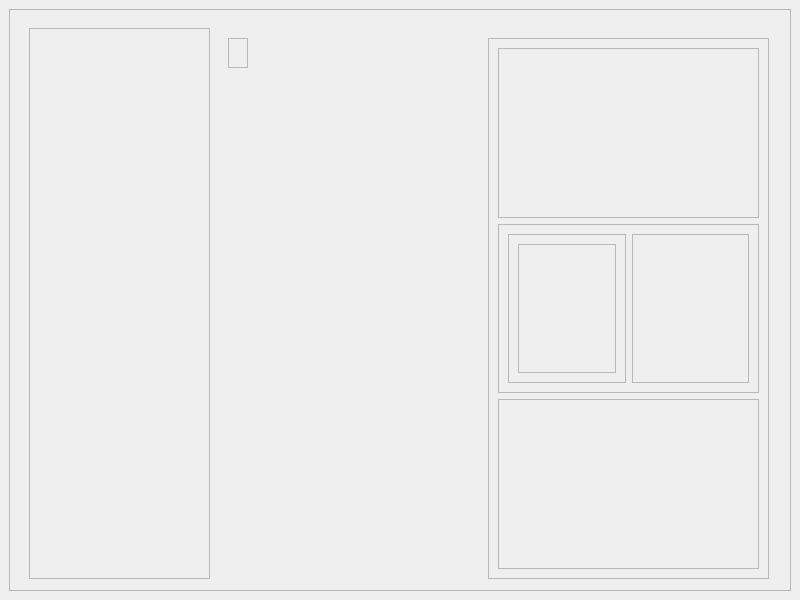
This is gui/uis/windows/main_window/interface.ui in truev0/FootballManager-Helper as Qt 5 draws it before an edit. The edited form follows.
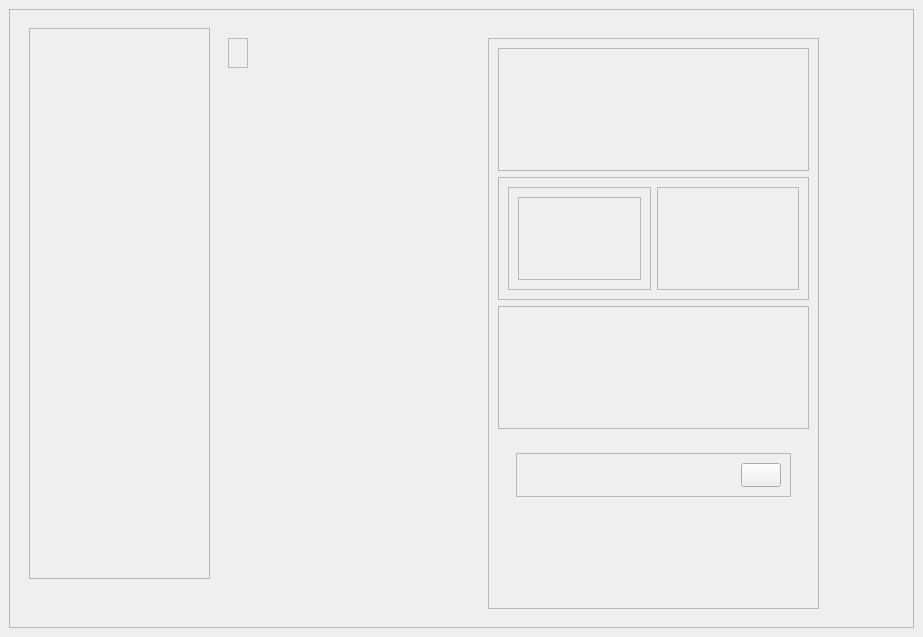
This is the edited form. Custom widgets are drawn as their Qt base class.

```diff
--- a/gui/uis/windows/main_window/interface.ui
+++ b/gui/uis/windows/main_window/interface.ui
@@ -6,8 +6,8 @@
    <rect>
     <x>0</x>
     <y>0</y>
-    <width>800</width>
-    <height>600</height>
+    <width>923</width>
+    <height>637</height>
    </rect>
   </property>
   <property name="windowTitle">
@@ -70,8 +70,8 @@
         <rect>
          <x>479</x>
          <y>29</y>
-         <width>281</width>
-         <height>541</height>
+         <width>331</width>
+         <height>571</height>
         </rect>
        </property>
        <property name="frameShape">
@@ -81,6 +81,9 @@
         <enum>QFrame::Raised</enum>
        </property>
        <layout class="QVBoxLayout" name="right_app_layout">
+        <property name="bottomMargin">
+         <number>50</number>
+        </property>
         <item>
          <widget class="QFrame" name="title_bar_frame">
           <property name="frameShape">
@@ -155,6 +158,88 @@
           </layout>
          </widget>
         </item>
+        <item>
+         <widget class="QWidget" name="popup_notification_container" native="true">
+          <layout class="QVBoxLayout" name="popup_notification_container_layout">
+           <item>
+            <widget class="QWidget" name="popup_notification_subcontainer" native="true">
+             <layout class="QVBoxLayout" name="popup_notification_subcontainer_layout">
+              <item>
+               <widget class="QFrame" name="list_notification_frame">
+                <property name="sizePolicy">
+                 <sizepolicy hsizetype="Preferred" vsizetype="Preferred">
+                  <horstretch>0</horstretch>
+                  <verstretch>0</verstretch>
+                 </sizepolicy>
+                </property>
+                <property name="frameShape">
+                 <enum>QFrame::StyledPanel</enum>
+                </property>
+                <property name="frameShadow">
+                 <enum>QFrame::Raised</enum>
+                </property>
+                <layout class="QHBoxLayout" name="horizontalLayout">
+                 <item>
+                  <widget class="QLabel" name="title_notification">
+                   <property name="sizePolicy">
+                    <sizepolicy hsizetype="Expanding" vsizetype="Preferred">
+                     <horstretch>0</horstretch>
+                     <verstretch>0</verstretch>
+                    </sizepolicy>
+                   </property>
+                   <property name="font">
+                    <font>
+                     <bold>true</bold>
+                    </font>
+                   </property>
+                   <property name="text">
+                    <string/>
+                   </property>
+                   <property name="alignment">
+                    <set>Qt::AlignLeading|Qt::AlignLeft|Qt::AlignVCenter</set>
+                   </property>
+                  </widget>
+                 </item>
+                 <item alignment="Qt::AlignRight">
+                  <widget class="QPushButton" name="btn_close_notification">
+                   <property name="minimumSize">
+                    <size>
+                     <width>24</width>
+                     <height>24</height>
+                    </size>
+                   </property>
+                   <property name="text">
+                    <string/>
+                   </property>
+                   <property name="iconSize">
+                    <size>
+                     <width>24</width>
+                     <height>24</height>
+                    </size>
+                   </property>
+                  </widget>
+                 </item>
+                </layout>
+               </widget>
+              </item>
+              <item>
+               <widget class="QLabel" name="label_list">
+                <property name="font">
+                 <font>
+                  <bold>true</bold>
+                 </font>
+                </property>
+                <property name="text">
+                 <string/>
+                </property>
+               </widget>
+              </item>
+             </layout>
+            </widget>
+           </item>
+          </layout>
+         </widget>
+        </item>
        </layout>
       </widget>
      </widget>
```
